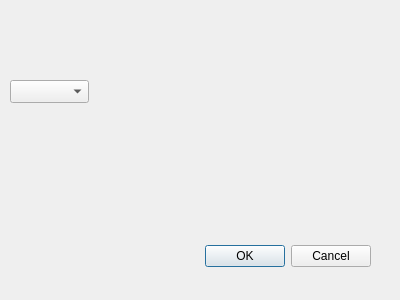
Qt form gui/updater-gui/settings_window.ui (tigusoft-vm/cjdns-windows-updater) before a commit.
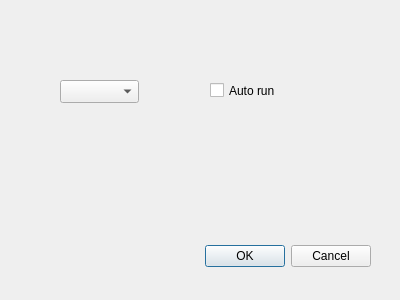
The same form after that commit.

Commit message: add autorun chekcBox

```diff
--- a/gui/updater-gui/settings_window.ui
+++ b/gui/updater-gui/settings_window.ui
@@ -32,13 +32,26 @@
   <widget class="QComboBox" name="langComboBox">
    <property name="geometry">
     <rect>
-     <x>10</x>
+     <x>60</x>
      <y>80</y>
      <width>79</width>
      <height>23</height>
     </rect>
    </property>
   </widget>
+  <widget class="QCheckBox" name="autorunCheckBox">
+   <property name="geometry">
+    <rect>
+     <x>210</x>
+     <y>80</y>
+     <width>85</width>
+     <height>21</height>
+    </rect>
+   </property>
+   <property name="text">
+    <string>Auto run</string>
+   </property>
+  </widget>
  </widget>
  <resources/>
  <connections>
```
The commit also changes 1 other file.
